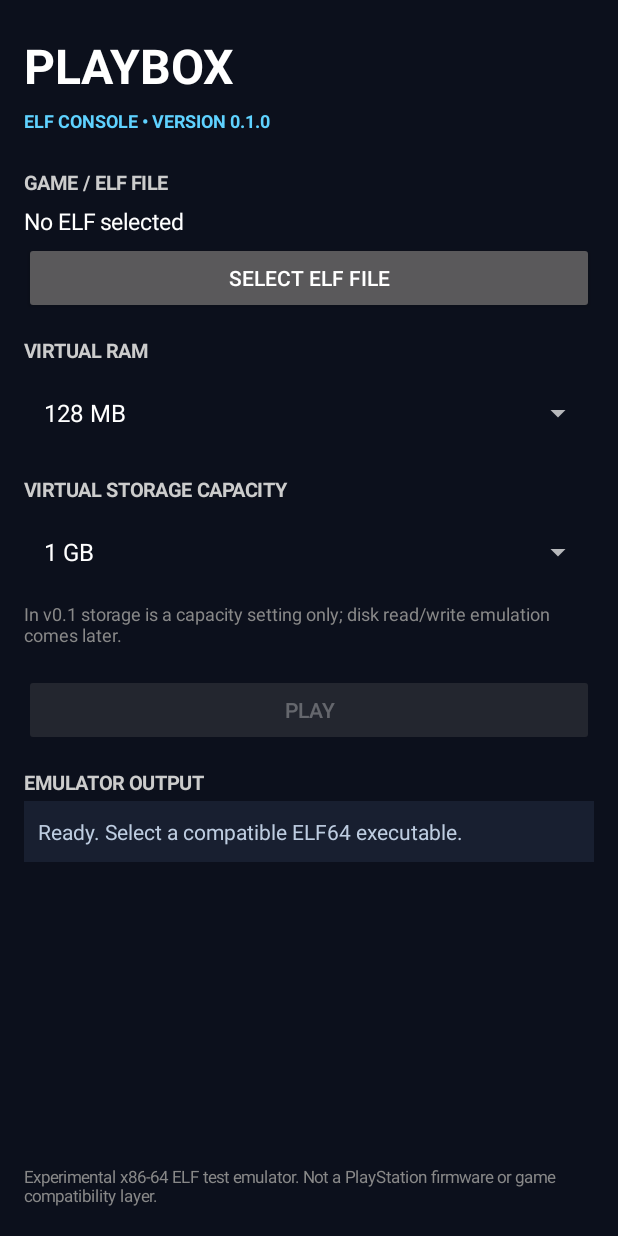
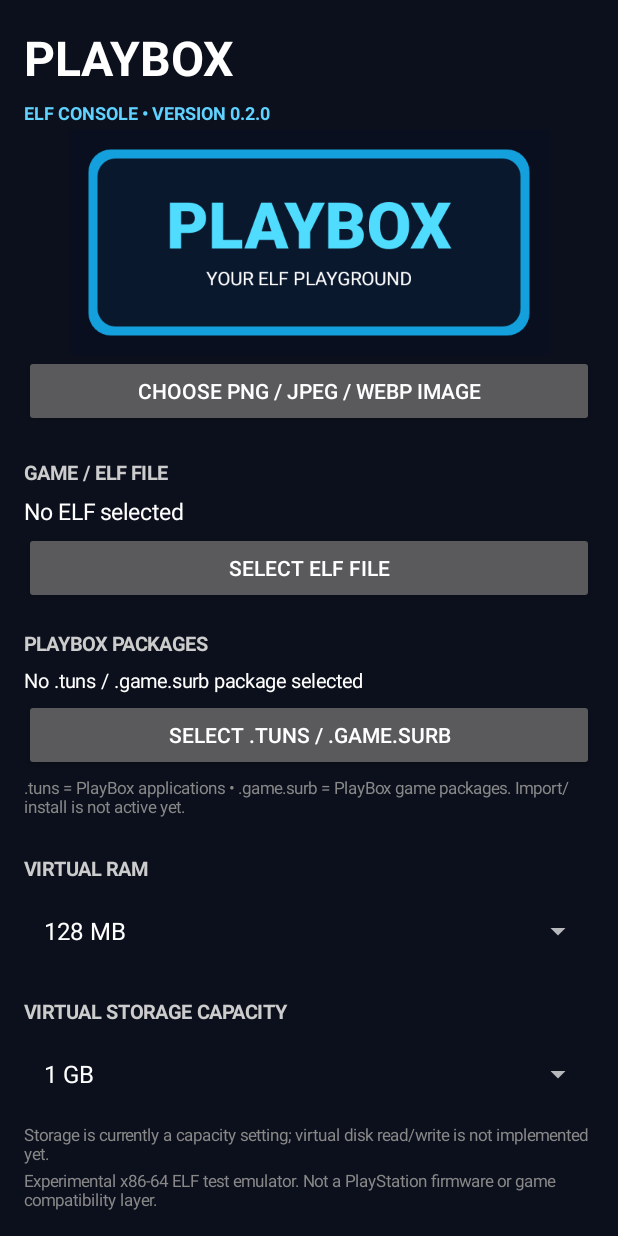
Before and after one commit to hayrxdevofficial/PlayBox-ELF, an Android app: the screen it shows after launch (MainActivity), on a phone screen of 412 x 824 dp. Run offline under Robolectric (Android 15) with nearby library versions, the phone set to English and light mode, and no system bars; 1 statement that could not run was skipped.

Commit message:
Add PlayBox splash and image/package pickers

```diff
--- a/app/src/main/java/com/playbox/elf/MainActivity.kt
+++ b/app/src/main/java/com/playbox/elf/MainActivity.kt
@@ -3,7 +3,12 @@ package com.playbox.elf
 import androidx.activity.ComponentActivity
 import android.os.Bundle
 import android.content.Intent
+import android.graphics.Bitmap
+import android.graphics.Canvas
 import android.graphics.Color
+import android.graphics.Paint
+import android.graphics.Typeface
+import android.graphics.BitmapFactory
 import android.view.View
 import android.widget.*
 import androidx.activity.result.contract.ActivityResultContracts
@@ -11,7 +16,10 @@ import java.io.ByteArrayOutputStream
 
 class MainActivity : ComponentActivity() {
     private var selectedUri: android.net.Uri? = null
+    private var selectedPackageUri: android.net.Uri? = null
     private lateinit var fileLabel: TextView
+    private lateinit var packageLabel: TextView
+    private lateinit var imagePreview: ImageView
     private lateinit var ramSpinner: Spinner
     private lateinit var diskSpinner: Spinner
     private lateinit var resultView: TextView
@@ -29,6 +37,37 @@ class MainActivity : ComponentActivity() {
         }
     }
 
+    private val imagePicker = registerForActivityResult(ActivityResultContracts.OpenDocument()) { uri ->
+        if (uri != null) {
+            try {
+                contentResolver.takePersistableUriPermission(uri, Intent.FLAG_GRANT_READ_URI_PERMISSION)
+                contentResolver.openInputStream(uri)?.use { stream ->
+                    val bitmap = BitmapFactory.decodeStream(stream)
+                    if (bitmap != null) {
+                        imagePreview.setImageBitmap(bitmap)
+                        resultView.text = "Image loaded: ${bitmap.width} × ${bitmap.height}"
+                    } else resultView.text = "Could not decode this image."
+                }
+            } catch (e: Exception) {
+                resultView.text = "Image error: ${e.message ?: "unknown error"}"
+            }
+        }
+    }
+
+    private val packagePicker = registerForActivityResult(ActivityResultContracts.OpenDocument()) { uri ->
+        if (uri != null) {
+            selectedPackageUri = uri
+            try { contentResolver.takePersistableUriPermission(uri, Intent.FLAG_GRANT_READ_URI_PERMISSION) } catch (_: Exception) {}
+            packageLabel.text = uri.lastPathSegment?.substringAfterLast('/') ?: "Package selected"
+            val name = packageLabel.text.toString().lowercase()
+            resultView.text = when {
+                name.endsWith(".tuns") -> ".tuns application package selected. Package installation support is being developed."
+                name.endsWith(".game.surb") -> ".game.surb game package selected. Game download/install support is being developed."
+                else -> "Select a file ending in .tuns or .game.surb."
+            }
+        }
+    }
+
     override fun onCreate(savedInstanceState: Bundle?) {
         super.onCreate(savedInstanceState)
         System.loadLibrary("playbox")
@@ -38,7 +77,7 @@ class MainActivity : ComponentActivity() {
     private fun buildUi() {
         val root = LinearLayout(this).apply {
             orientation = LinearLayout.VERTICAL
-            setPadding(24, 28, 24, 24)
+            setPadding(24, 20, 24, 20)
             setBackgroundColor(Color.rgb(12, 16, 28))
         }
         val scroll = ScrollView(this)
@@ -46,23 +85,44 @@ class MainActivity : ComponentActivity() {
         scroll.addView(body)
         root.addView(scroll, LinearLayout.LayoutParams(-1, 0, 1f))
         body.addView(text("PLAYBOX", 32, Color.WHITE, true))
-        body.addView(text("ELF CONSOLE • VERSION 0.1.0", 12, Color.rgb(95, 210, 255), true))
-        body.addView(space(26))
+        body.addView(text("ELF CONSOLE • VERSION 0.2.0", 12, Color.rgb(95, 210, 255), true))
+
+        imagePreview = ImageView(this).apply {
+            setImageBitmap(createSplash())
+            scaleType = ImageView.ScaleType.FIT_CENTER
+            adjustViewBounds = true
+            contentDescription = "PlayBox startup splash image"
+        }
+        body.addView(imagePreview, LinearLayout.LayoutParams(-1, dp(150)))
+        body.addView(button("CHOOSE PNG / JPEG / WEBP IMAGE") {
+            imagePicker.launch(arrayOf("image/png", "image/jpeg", "image/webp"))
+        })
+        body.addView(space(18))
+
         body.addView(text("GAME / ELF FILE", 13, Color.LTGRAY, true))
         fileLabel = text("No ELF selected", 15, Color.WHITE, false)
         body.addView(fileLabel)
         body.addView(button("SELECT ELF FILE") { picker.launch(arrayOf("*/*")) })
+        body.addView(space(14))
+
+        body.addView(text("PLAYBOX PACKAGES", 13, Color.LTGRAY, true))
+        packageLabel = text("No .tuns / .game.surb package selected", 13, Color.WHITE, false)
+        body.addView(packageLabel)
+        body.addView(button("SELECT .TUNS / .GAME.SURB") { packagePicker.launch(arrayOf("*/*")) })
+        body.addView(text(".tuns = PlayBox applications • .game.surb = PlayBox game packages. Import/install is not active yet.", 11, Color.GRAY, false))
         body.addView(space(18))
+
         body.addView(text("VIRTUAL RAM", 13, Color.LTGRAY, true))
         ramSpinner = spinner(ramOptions); body.addView(ramSpinner)
-        body.addView(space(14))
+        body.addView(space(12))
         body.addView(text("VIRTUAL STORAGE CAPACITY", 13, Color.LTGRAY, true))
         diskSpinner = spinner(diskOptions); body.addView(diskSpinner)
-        body.addView(text("In v0.1 storage is a capacity setting only; disk read/write emulation comes later.", 12, Color.GRAY, false))
-        body.addView(space(22))
-        playButton = button("PLAY") { runElf() }.apply { isEnabled = false }
+        body.addView(text("Storage is currently a capacity setting; virtual disk read/write is not implemented yet.", 11, Color.GRAY, false))
+        body.addView(space(20))
+
+        playButton = button("PLAY ELF") { runElf() }.apply { isEnabled = false }
         body.addView(playButton)
-        body.addView(space(18))
+        body.addView(space(16))
         body.addView(text("EMULATOR OUTPUT", 13, Color.LTGRAY, true))
         resultView = text("Ready. Select a compatible ELF64 executable.", 14, Color.rgb(190, 205, 225), false)
         resultView.setPadding(14, 16, 14, 16)
@@ -70,6 +130,26 @@ class MainActivity : ComponentActivity() {
         body.addView(resultView)
         root.addView(text("Experimental x86-64 ELF test emulator. Not a PlayStation firmware or game compatibility layer.", 11, Color.GRAY, false))
         setContentView(root)
+    }
+
+    private fun createSplash(): Bitmap {
+        val bitmap = Bitmap.createBitmap(640, 300, Bitmap.Config.ARGB_8888)
+        val canvas = Canvas(bitmap)
+        canvas.drawColor(Color.rgb(9, 15, 31))
+        val paint = Paint(Paint.ANTI_ALIAS_FLAG).apply { color = Color.rgb(20, 160, 220) }
+        canvas.drawRoundRect(26f, 26f, 614f, 274f, 30f, 30f, paint)
+        paint.color = Color.rgb(10, 24, 46)
+        canvas.drawRoundRect(38f, 38f, 602f, 262f, 24f, 24f, paint)
+        paint.color = Color.rgb(80, 220, 255)
+        paint.textAlign = Paint.Align.CENTER
+        paint.typeface = Typeface.create("sans-serif-black", Typeface.BOLD)
+        paint.textSize = 86f
+        canvas.drawText("PLAYBOX", 320f, 158f, paint)
+        paint.color = Color.WHITE
+        paint.textSize = 25f
+        paint.typeface = Typeface.create("sans-serif", Typeface.NORMAL)
+        canvas.drawText("YOUR ELF PLAYGROUND", 320f, 207f, paint)
+        return bitmap
     }
 
     private fun runElf() {
@@ -96,7 +176,7 @@ class MainActivity : ComponentActivity() {
                     "2 GB" -> 2048; "4 GB" -> 4096; else -> 6144
                 }
                 val disk = diskSpinner.selectedItem.toString()
-                nativeRunElf(output.toByteArray(), ramMb) + "\nVirtual storage setting: $disk (capacity only in v0.1)."
+                nativeRunElf(output.toByteArray(), ramMb) + "\nVirtual storage setting: $disk (capacity only for now)."
             } catch (e: Exception) {
                 "Could not run ELF: ${e.message ?: e.javaClass.simpleName}"
             }
@@ -110,12 +190,13 @@ class MainActivity : ComponentActivity() {
     }
     private fun text(value: String, size: Int, color: Int, bold: Boolean) = TextView(this).apply {
         text = value; textSize = size.toFloat(); setTextColor(color)
-        if (bold) setTypeface(typeface, android.graphics.Typeface.BOLD)
+        if (bold) setTypeface(typeface, Typeface.BOLD)
         setPadding(0, 5, 0, 5)
     }
     private fun button(value: String, click: () -> Unit) = Button(this).apply {
         text = value; isAllCaps = false; setOnClickListener { click() }
     }
-    private fun space(height: Int) = View(this).apply { layoutParams = LinearLayout.LayoutParams(1, height) }
+    private fun space(height: Int) = View(this).apply { layoutParams = LinearLayout.LayoutParams(1, dp(height)) }
+    private fun dp(value: Int): Int = (value * resources.displayMetrics.density).toInt()
     private external fun nativeRunElf(bytes: ByteArray, ramMb: Int): String
 }
```
